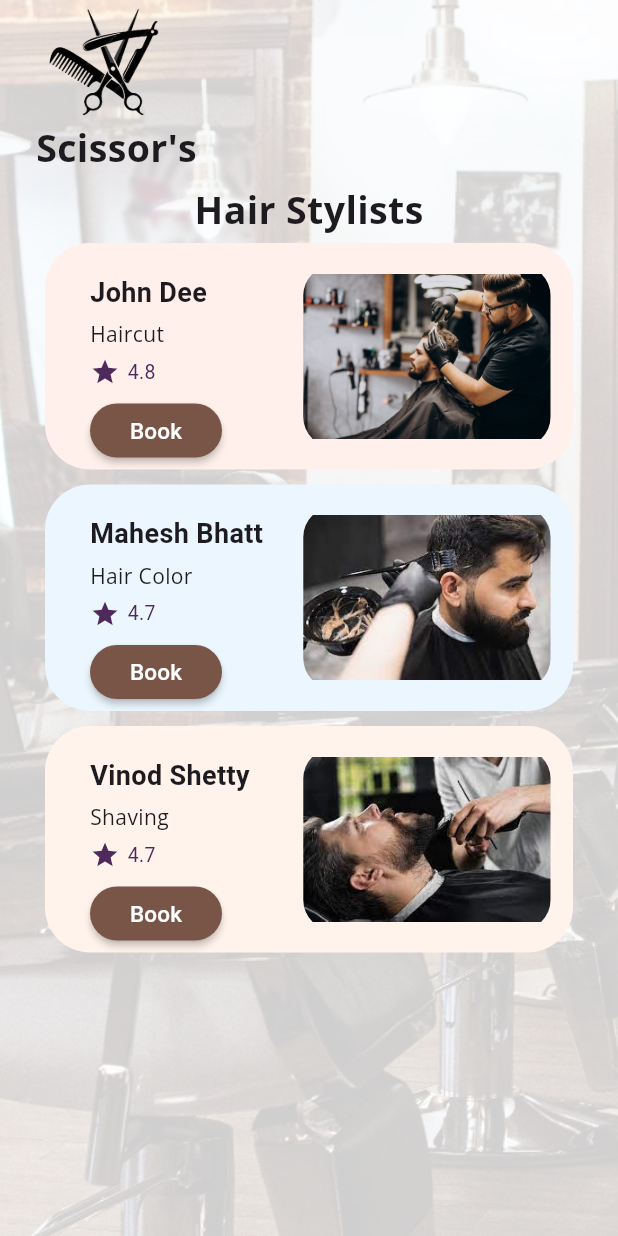
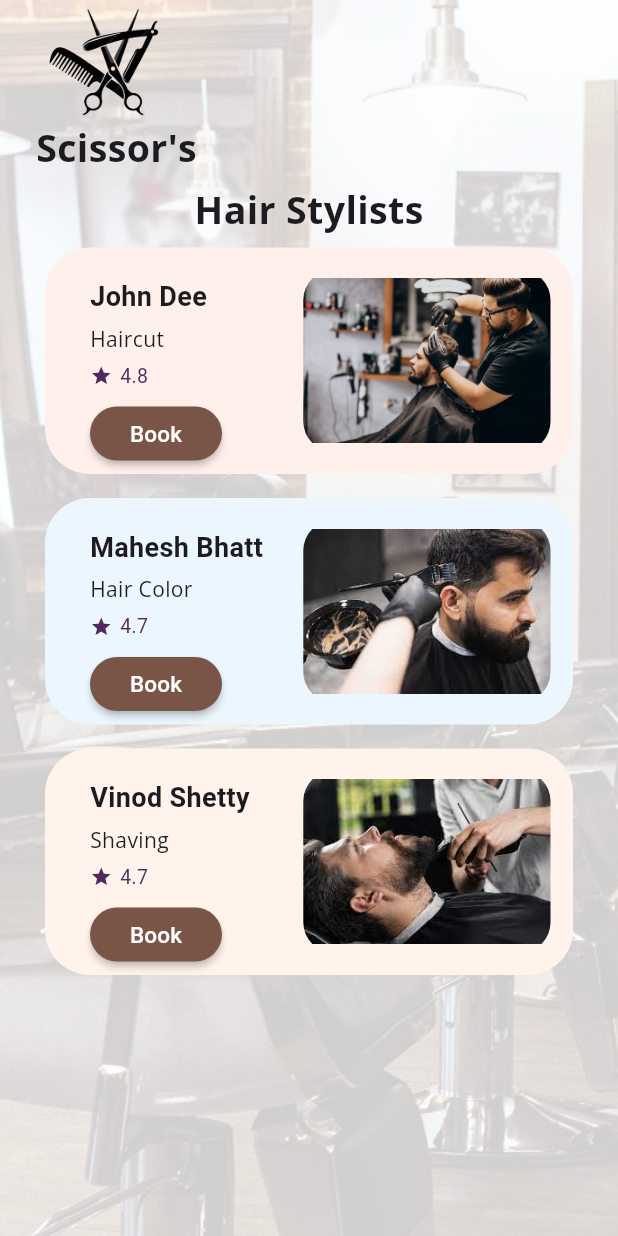
Before and after one commit to ChakaliMadhu6302769895/stylist_timeslots, a Flutter app: the screen it shows after launch, on a phone screen of 412 x 824 dp. Run offline on Flutter 3.47's test engine with Material 3 defaults, Android fonts, the phone set to English and light mode, and no system bars; our stand-ins replace google_fonts.

```diff
--- a/lib/main.dart
+++ b/lib/main.dart
@@ -29,7 +29,8 @@ class MyApp extends StatelessWidget {
               children: [
                 Column(
                   children: <Widget>[
-                    Column(children: [
+                    Column(
+                        children: [
                       Row(
                         children: [
                           Padding(padding: EdgeInsets.only(left: 30)),
@@ -103,7 +104,7 @@ class StylistCard extends StatelessWidget {
   @override
   Widget build(BuildContext context) {
     return Container(
-      margin: EdgeInsets.symmetric(vertical:5),
+      margin: EdgeInsets.symmetric(vertical:8),
       width: MediaQuery.of(context).size.width,
       height: MediaQuery.of(context).size.height / 4 - 55,
       decoration: BoxDecoration(
@@ -152,7 +153,7 @@ class StylistCard extends StatelessWidget {
                   children: <Widget>[
                     Icon(
                       Icons.star,
-                      size: 20,
+                      size: 15,
                       color: Color(0xff4E295B),
                     ),
                     SizedBox(
```
